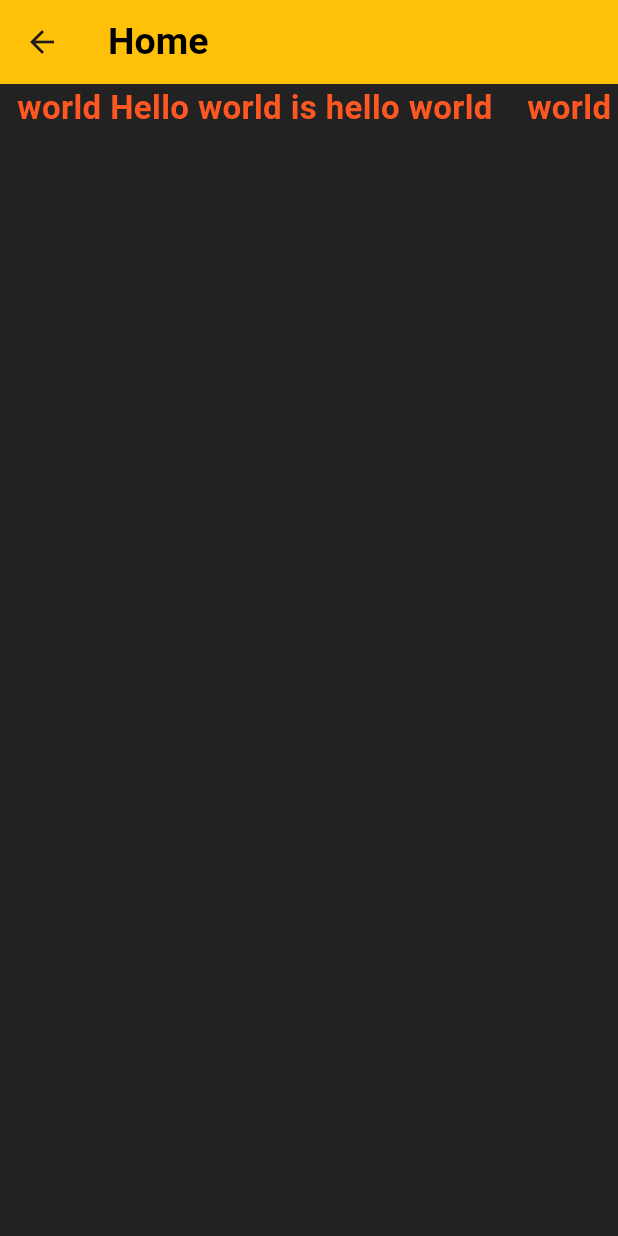
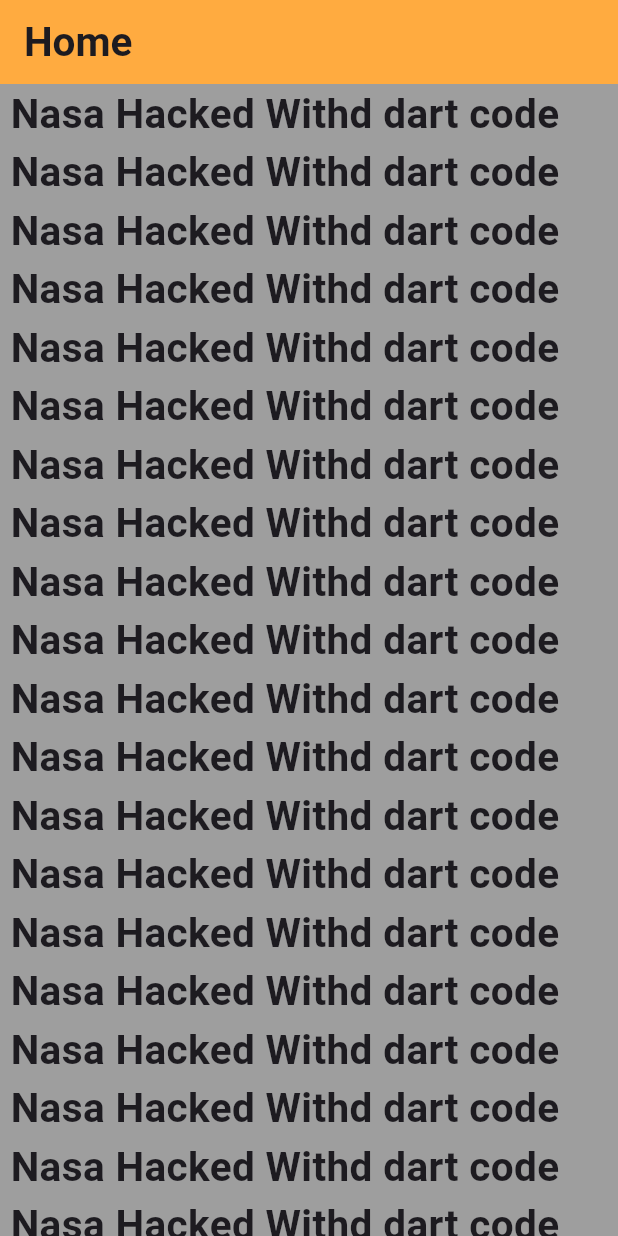
Before and after one commit to miel2793/practice_flutter, a Flutter app: the Home screen opened directly, on a phone screen of 412 x 824 dp. Run offline on Flutter 3.47's test engine with Material 3 defaults, Android fonts, the phone set to English and light mode, and no system bars.

Commit message:
add to github

```diff
--- /dev/null
+++ b/lib/App.dart
@@ -0,0 +1,14 @@
+import 'package:flutter/material.dart';
+import 'package:practice_flutter/home.dart';
+class App extends StatelessWidget
+{
+  App({super.key});
+  @override
+  Widget build(BuildContext context) {
+    return MaterialApp(
+      debugShowCheckedModeBanner:  false,
+      title:'Only For Practice',
+        home: Home(),
+    );
+  }
+}
--- a/lib/app.dart
+++ /dev/null
@@ -1,16 +0,0 @@
-import 'package:flutter/material.dart';
-import 'package:practice_flutter/button.dart';
-import 'package:practice_flutter/home.dart';
-class Myapp extends StatelessWidget {
-   Myapp({super.key});
-
-  @override
-  Widget build(BuildContext context) {
-    return MaterialApp(
-      //theme:ThemeData(b),
-      debugShowCheckedModeBanner: false,
-      title:"Practice",
-      home:Button(),
-    );
-  }
-}
--- a/lib/button.dart
+++ /dev/null
@@ -1,53 +0,0 @@
-import 'package:flutter/material.dart';
-
-class Button extends StatelessWidget {
-  const Button({super.key});
-
-  @override
-  Widget build(BuildContext context) {
-    return Scaffold(
-      appBar: AppBar(
-        backgroundColor:Colors.black ,
-        title:
-        Text("Home Page ",style:TextStyle(
-          fontWeight: FontWeight.bold,
-          fontSize: 22,
-            color: Colors.deepOrange.shade600
-        ),),
-      ),
-      body:Center(
-
-        child: Column(
-          children: [
-            ElevatedButton(
-                style: ElevatedButton.styleFrom(
-            backgroundColor:Colors.black,
-                  foregroundColor:Colors.deepOrange,
-                  shape:RoundedRectangleBorder(
-                    borderRadius:BorderRadius.circular(20)
-                  )
-        ),
-                onPressed:(){}, child: Text("Click Here")),
-            SizedBox(
-              height:15,
-            ),
-            SizedBox(
-              height: 50,
-              width: 120,
-              child: ElevatedButton(
-                  style: ElevatedButton.styleFrom(
-                      backgroundColor:Colors.black,
-                      foregroundColor:Colors.deepOrange,
-                      shape:RoundedRectangleBorder(
-                          borderRadius:BorderRadius.circular(20)
-                      )
-                  ),
-                  onPressed:(){}, child: Text("Click Here")),
-            )
-
-          ],
-        ),
-      ),
-    );
-  }
-}
--- a/lib/home.dart
+++ b/lib/home.dart
@@ -1,100 +1,68 @@
 import 'package:flutter/material.dart';
 class Home extends StatelessWidget {
-   Home({super.key});
+  const Home({super.key});
 
   @override
   Widget build(BuildContext context) {
     return Scaffold(
-      backgroundColor:Colors.black87,
-      appBar: AppBar(
-        backgroundColor:Colors.amber,
-        title:Text("Home",style: TextStyle(fontWeight:FontWeight.bold,
-        fontSize:25,color:Colors.black),)
+      backgroundColor: Colors.grey,
+      appBar:AppBar(
+        backgroundColor:  Colors.orangeAccent ,
+        title:Text("Home",style: TextStyle(fontSize:27,fontWeight: FontWeight.bold),) ,
+        centerTitle: false,
+      ) ,
+      body:SingleChildScrollView(
+        child: Column(
+
+          children: [
+            Text(" Nasa Hacked Withd dart code",style: TextStyle(fontSize:27,fontWeight: FontWeight.bold),) ,
+            Text(" Nasa Hacked Withd dart code",style: TextStyle(fontSize:27,fontWeight: FontWeight.bold),) ,
+
+            Text(" Nasa Hacked Withd dart code",style: TextStyle(fontSize:27,fontWeight: FontWeight.bold),) ,
+
+            Text(" Nasa Hacked Withd dart code",style: TextStyle(fontSize:27,fontWeight: FontWeight.bold),) ,
+
+            Text(" Nasa Hacked Withd dart code",style: TextStyle(fontSize:27,fontWeight: FontWeight.bold),) ,
+
+            Text(" Nasa Hacked Withd dart code",style: TextStyle(fontSize:27,fontWeight: FontWeight.bold),) ,
+
+            Text(" Nasa Hacked Withd dart code",style: TextStyle(fontSize:27,fontWeight: FontWeight.bold),) ,
+
+            Text(" Nasa Hacked Withd dart code",style: TextStyle(fontSize:27,fontWeight: FontWeight.bold),) ,
+            Text(" Nasa Hacked Withd dart code",style: TextStyle(fontSize:27,fontWeight: FontWeight.bold),) ,
+            Text(" Nasa Hacked Withd dart code",style: TextStyle(fontSize:27,fontWeight: FontWeight.bold),) ,
+            Text(" Nasa Hacked Withd dart code",style: TextStyle(fontSize:27,fontWeight: FontWeight.bold),) ,
+        Text(" Nasa Hacked Withd dart code",style: TextStyle(fontSize:27,fontWeight: FontWeight.bold),) ,
+            Text(" Nasa Hacked Withd dart code",style: TextStyle(fontSize:27,fontWeight: FontWeight.bold),) ,
+            Text(" Nasa Hacked Withd dart code",style: TextStyle(fontSize:27,fontWeight: FontWeight.bold),) ,
+            Text(" Nasa Hacked Withd dart code",style: TextStyle(fontSize:27,fontWeight: FontWeight.bold),) ,
+            Text(" Nasa Hacked Withd dart code",style: TextStyle(fontSize:27,fontWeight: FontWeight.bold),) ,
+            Text(" Nasa Hacked Withd dart code",style: TextStyle(fontSize:27,fontWeight: FontWeight.bold),) ,
+            Text(" Nasa Hacked Withd dart code",style: TextStyle(fontSize:27,fontWeight: FontWeight.bold),) ,
+            Text(" Nasa Hacked Withd dart code",style: TextStyle(fontSize:27,fontWeight: FontWeight.bold),) ,
+            Text(" Nasa Hacked Withd dart code",style: TextStyle(fontSize:27,fontWeight: FontWeight.bold),) ,
+            Text(" Nasa Hacked Withd dart code",style: TextStyle(fontSize:27,fontWeight: FontWeight.bold),) ,
+            Text(" Nasa Hacked Withd dart code",style: TextStyle(fontSize:27,fontWeight: FontWeight.bold),) ,
+            Text(" Nasa Hacked Withd dart code",style: TextStyle(fontSize:27,fontWeight: FontWeight.bold),) ,
+            Text(" Nasa Hacked Withd dart code",style: TextStyle(fontSize:27,fontWeight: FontWeight.bold),) ,
+            Text(" Nasa Hacked Withd dart code",style: TextStyle(fontSize:27,fontWeight: FontWeight.bold),) ,
+            Text(" Nasa Hacked Withd dart code",style: TextStyle(fontSize:27,fontWeight: FontWeight.bold),) ,
+            Text(" Nasa Hacked Withd dart code",style: TextStyle(fontSize:27,fontWeight: FontWeight.bold),) ,
+            Text(" Nasa Hacked Withd dart code",style: TextStyle(fontSize:27,fontWeight: FontWeight.bold),) ,
+            Text(" Nasa Hacked Withd dart code",style: TextStyle(fontSize:27,fontWeight: FontWeight.bold),) ,
+            Text(" Nasa Hacked Withd dart code",style: TextStyle(fontSize:27,fontWeight: FontWeight.bold),) ,
+            Text(" Nasa Hacked Withd dart code",style: TextStyle(fontSize:27,fontWeight: FontWeight.bold),) ,
+            Text(" Nasa Hacked Withd dart code",style: TextStyle(fontSize:27,fontWeight: FontWeight.bold),) ,
+            Text(" Nasa Hacked Withd dart code",style: TextStyle(fontSize:27,fontWeight: FontWeight.bold),) ,
+            Text(" Nasa Hacked Withd dart code",style: TextStyle(fontSize:27,fontWeight: FontWeight.bold),) ,
+            Text(" Nasa Hacked Withd dart code",style: TextStyle(fontSize:27,fontWeight: FontWeight.bold),) ,
+            Text(" Nasa Hacked Withd dart code",style: TextStyle(fontSize:27,fontWeight: FontWeight.bold),) ,
+            Text(" Nasa Hacked Withd dart code",style: TextStyle(fontSize:27,fontWeight: FontWeight.bold),) ,
+
+
+          ],
+        ),
       ),
-body:SingleChildScrollView(
-  child:SingleChildScrollView(
-    scrollDirection:Axis.horizontal,
-    child: Row(
-      mainAxisAlignment:MainAxisAlignment.spaceEvenly,
-     // crossAxisAlignment:CrossAxisAlignment.,
-      children: [
-        Text("  world",
-            style:TextStyle(color:Colors.deepOrange,
-                fontWeight: FontWeight.bold,
-                fontSize:22)),
-        Text(" Hello world is hello world  ",
-            style:TextStyle(color:Colors.deepOrange,
-                fontWeight: FontWeight.bold,
-                fontSize:22)),
-        Text("  world",
-            style:TextStyle(color:Colors.deepOrange,
-                fontWeight: FontWeight.bold,
-                fontSize:22)),
-      ],
-    ),
-  )
-  /*Column(
-    children: [
-      Text("Miel Mahmud Sifat\nID:20234103368\nIntke:52  ",
-          style:TextStyle(color:Colors.deepOrange,
-              fontWeight: FontWeight.bold,
-              fontSize:22)),
-      Text("Miel Mahmud Sifat\nID:20234103368\nIntke:52  ",
-          style:TextStyle(color:Colors.deepOrange,
-              fontWeight: FontWeight.bold,
-              fontSize:22)),
-      Text("Miel Mahmud Sifat\nID:20234103368\nIntke:52  ",
-          style:TextStyle(color:Colors.deepOrange,
-              fontWeight: FontWeight.bold,
-              fontSize:22)),
-      Text("Miel Mahmud Sifat\nID:20234103368\nIntke:52  ",
-          style:TextStyle(color:Colors.deepOrange,
-              fontWeight: FontWeight.bold,
-              fontSize:22)),
-      Text("Miel Mahmud Sifat\nID:20234103368\nIntke:52  ",
-          style:TextStyle(color:Colors.deepOrange,
-              fontWeight: FontWeight.bold,
-              fontSize:22)),
-      Text("Miel Mahmud Sifat\nID:20234103368\nIntke:52  ",
-          style:TextStyle(color:Colors.deepOrange,
-              fontWeight: FontWeight.bold,
-              fontSize:22)),
-      Text("Miel Mahmud Sifat\nID:20234103368\nIntke:52  ",
-          style:TextStyle(color:Colors.deepOrange,
-              fontWeight: FontWeight.bold,
-              fontSize:22)),
-      Text("Miel Mahmud Sifat\nID:20234103368\nIntke:52  ",
-          style:TextStyle(color:Colors.deepOrange,
-              fontWeight: FontWeight.bold,
-              fontSize:22)),
-      Text("Miel Mahmud Sifat\nID:20234103368\nIntke:52  ",
-          style:TextStyle(color:Colors.deepOrange,
-              fontWeight: FontWeight.bold,
-              fontSize:22)),
-      Text("Miel Mahmud Sifat\nID:20234103368\nIntke:52  ",
-          style:TextStyle(color:Colors.deepOrange,
-              fontWeight: FontWeight.bold,
-              fontSize:22)),
-      Text("Miel Mahmud Sifat\nID:20234103368\nIntke:52  ",
-          style:TextStyle(color:Colors.deepOrange,
-              fontWeight: FontWeight.bold,
-              fontSize:22)),
-      Text("Miel Mahmud Sifat\nID:20234103368\nIntke:52  ",
-          style:TextStyle(color:Colors.deepOrange,
-              fontWeight: FontWeight.bold,
-              fontSize:22)),
-      Text("Miel Mahmud Sifat\nID:20234103368\nIntke:52  ",
-          style:TextStyle(color:Colors.deepOrange,
-              fontWeight: FontWeight.bold,
-              fontSize:22)),
-      Text("Miel Mahmud Sifat\nID:20234103368\nIntke:52  ",
-          style:TextStyle(color:Colors.deepOrange,
-              fontWeight: FontWeight.bold,
-              fontSize:22)),
-    ],
-  ),*/
-)
-
 
     );
   }
--- a/lib/main.dart
+++ b/lib/main.dart
@@ -1,7 +1,6 @@
 import 'package:flutter/cupertino.dart';
-import 'package:practice_flutter/app.dart';
-
+import'App.dart';
 main()
 {
-  runApp(Myapp());
+  runApp(App());
 }
```
Also changed, not shown: lib/note/stateless and statefull wiget.dart (deleted, +0 -8 lines).
